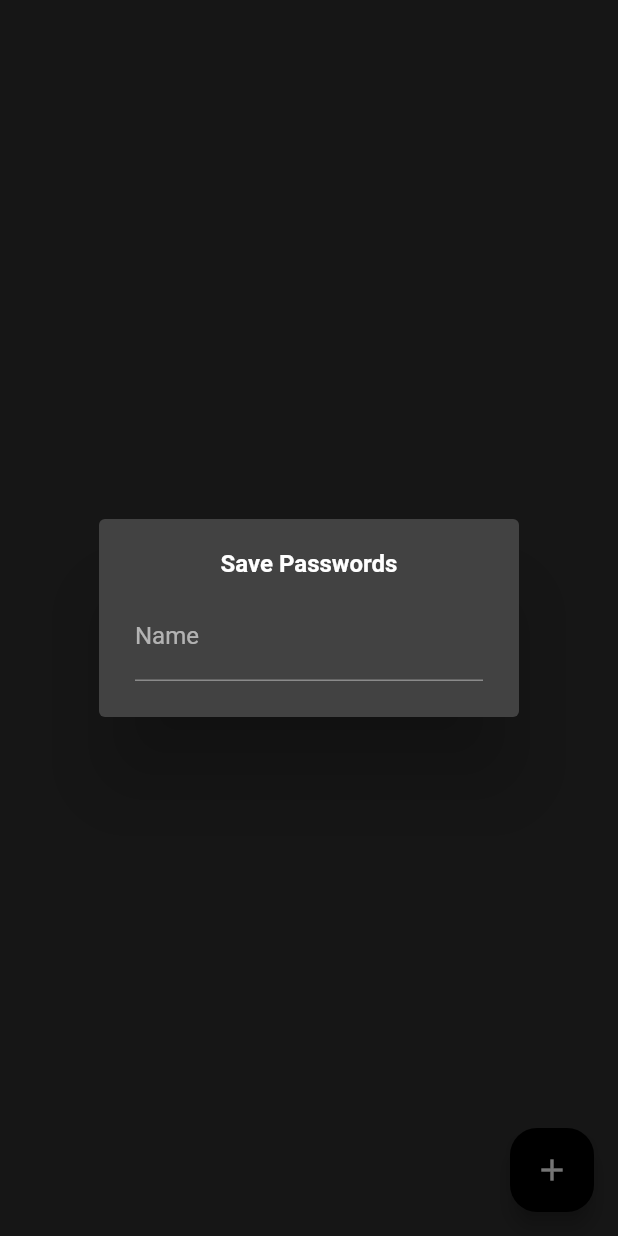
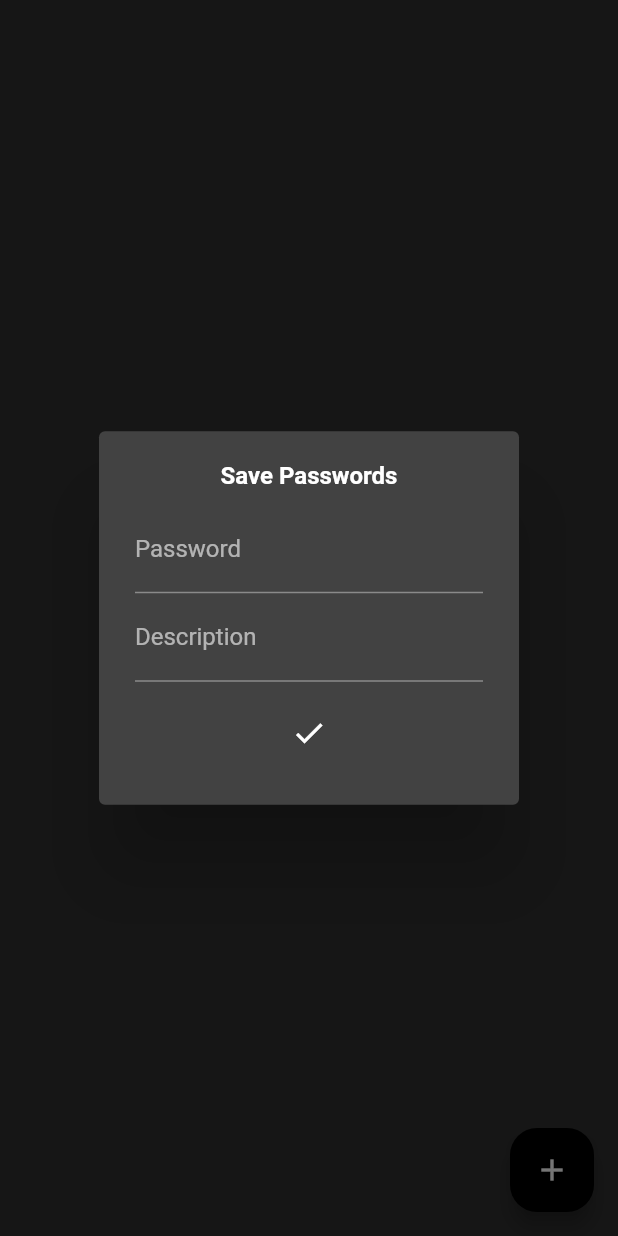
Before and after one commit to manangadwal/signature, a Flutter app: the Saved screen opened directly, after a tap on the "add" icon, on a phone screen of 412 x 824 dp. Run offline on Flutter 3.47's test engine with Material 2 defaults, Android fonts, the phone set to English and light mode, and no system bars; our stand-ins replace get, local_auth, shared_preferences; accounts and stored records are empty.

Commit message:
partially completed saved section

```diff
--- a/lib/screens/saved.dart
+++ b/lib/screens/saved.dart
@@ -15,7 +15,10 @@ class Saved extends StatelessWidget {
                 return AddTodoDialogeWidget();
               },
               barrierDismissible: true),
-          child: Icon(Icons.add),
+          child: Icon(
+            Icons.add,
+            color: Colors.white,
+          ),
           backgroundColor: Colors.black,
           splashColor: Colors.red,
           shape:
--- a/lib/screens/textform.dart
+++ b/lib/screens/textform.dart
@@ -23,6 +23,11 @@ class textForm extends StatelessWidget {
         mainAxisSize: MainAxisSize.min,
         children: [
           buildName(),
+          buildDesc(),
+          SizedBox(
+            height: 10,
+          ),
+          IconButton(onPressed: onSavedForm, icon: Icon(Icons.check))
         ],
       ),
     );
@@ -30,8 +35,23 @@ class textForm extends StatelessWidget {
 
   Widget buildName() {
     return TextFormField(
-      decoration:
-          InputDecoration(border: UnderlineInputBorder(), label: Text("Name")),
+      onChanged: onChangedName,
+      decoration: InputDecoration(
+          // focusColor: Colors.red,
+          // fillColor: Colors.red,
+          border: UnderlineInputBorder(),
+          label: Text("Password")),
+    );
+  }
+
+  Widget buildDesc() {
+    return TextFormField(
+      onChanged: onChangedDesc,
+      decoration: InputDecoration(
+          // focusColor: Colors.red,
+          // fillColor: Colors.red,
+          border: UnderlineInputBorder(),
+          label: Text("Description")),
     );
   }
 }
--- a/pubspec.yaml
+++ b/pubspec.yaml
@@ -14,6 +14,9 @@ dependencies:
   get: ^4.3.8
   google_fonts: ^2.1.0
   shared_preferences: ^2.0.8
+
+  # state management
+  provider: ^4.3.2+2
 
 dev_dependencies:
   flutter_test:
```
Also changed, not shown: pubspec.lock.
